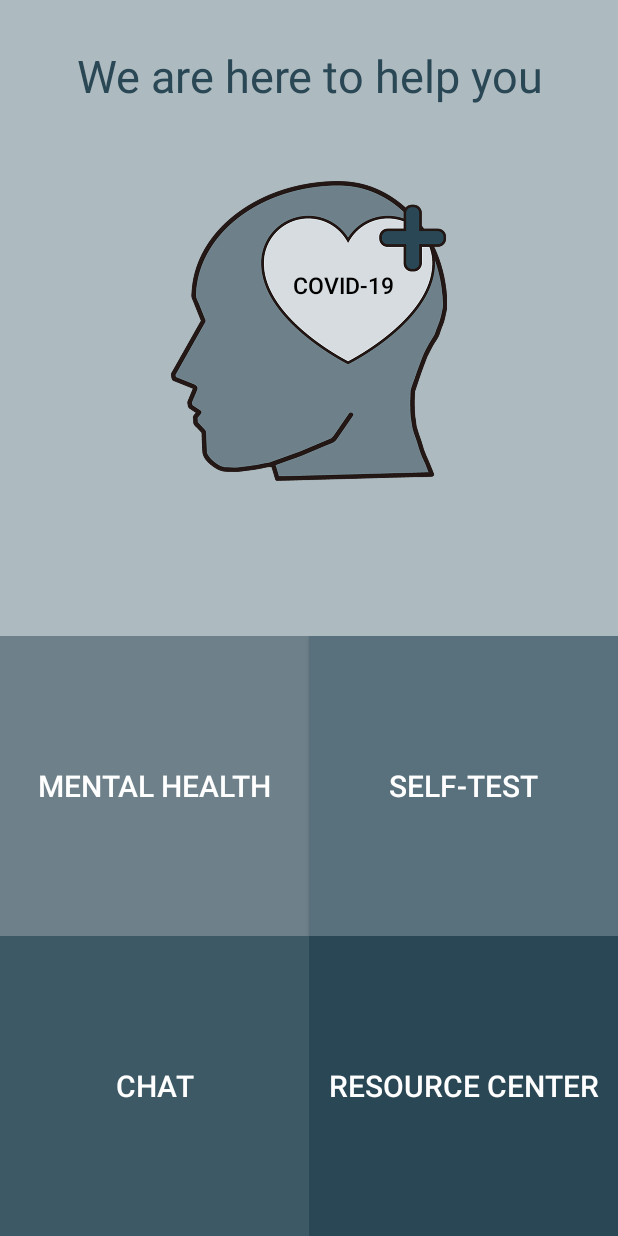
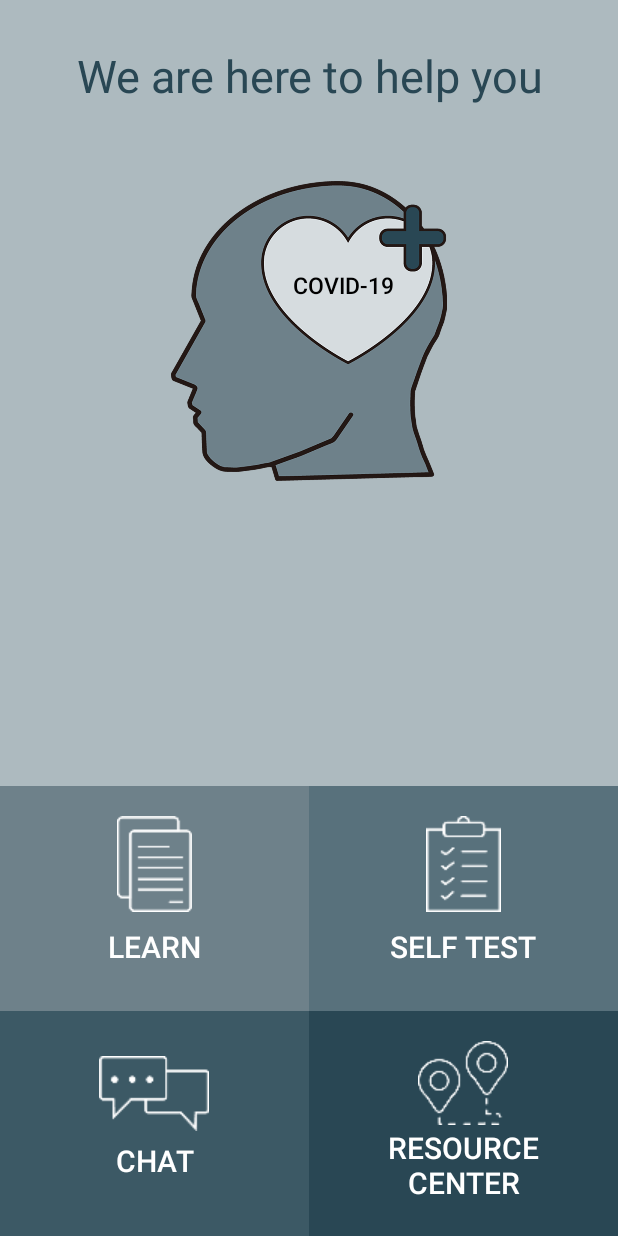
Before and after one commit to jphong1111/Mental_Health_Care, an Android app: the screen it shows after launch (MainActivity), on a phone screen of 412 x 824 dp. Run offline under Robolectric (Android 15) with nearby library versions, the phone set to English and light mode, and no system bars.

Commit message:
change main menu design

```diff
--- a/app/src/main/res/layout/activity_main.xml
+++ b/app/src/main/res/layout/activity_main.xml
@@ -40,7 +40,7 @@
 
     <TableLayout
         android:layout_width="match_parent"
-        android:layout_height="400dp"
+        android:layout_height="300dp"
         android:layout_alignParentBottom="true">
 
         <TableRow
@@ -51,27 +51,28 @@
 
             <Button
                 android:id="@+id/button1"
-                style="@style/Widget.AppCompat.Button.Borderless"
                 android:layout_width="0dp"
-                android:layout_height="match_parent"
+                android:layout_height="150dp"
                 android:layout_weight="1"
                 android:background="#6e818a"
-                android:text="Mental Health"
-                android:textColor="#ffffff"
+                android:drawableTop="@drawable/learn_icon"
+                android:padding="20dp"
+                android:text="Learn"
+                android:textColor="#FFFFFF"
                 android:textSize="20dp" />
 
 
             <Button
                 android:id="@+id/button2"
                 android:layout_width="0dp"
-                android:layout_height="match_parent"
+                android:layout_height="150dp"
                 android:layout_weight="1"
                 android:background="#58717c"
-                android:text="Self-Test"
-                android:textColor="#ffffff"
-
+                android:drawableTop="@drawable/self_test"
+                android:padding="20dp"
+                android:text="Self Test"
+                android:textColor="#FFFFFF"
                 android:textSize="20dp" />
-
         </TableRow>
 
         <TableRow
@@ -84,10 +85,11 @@
                 android:layout_height="match_parent"
                 android:layout_weight="1"
                 android:background="#3c5965"
+                android:drawableTop="@drawable/chat_icon"
+                android:padding="30dp"
                 android:text="Chat"
-                android:textColor="#ffffff"
+                android:textColor="#FFFFFF"
                 android:textSize="20dp" />
-
 
             <Button
                 android:id="@+id/button4"
@@ -95,8 +97,11 @@
                 android:layout_height="match_parent"
                 android:layout_weight="1"
                 android:background="#294754"
+                android:drawableTop="@drawable/location_icon"
+                android:padding="20dp"
+
                 android:text="Resource Center"
-                android:textColor="#ffffff"
+                android:textColor="#FFFFFF"
                 android:textSize="20dp" />
 
 
--- a/app/src/main/res/layout/menu2_1.xml
+++ b/app/src/main/res/layout/menu2_1.xml
@@ -4,8 +4,7 @@
     android:layout_width="match_parent"
     android:layout_height="match_parent"
     android:padding="16dp"
-    android:background="@drawable/quiz_background"
-    >
+    android:background="#adbabf">
 <TextView
     android:id="@+id/text_view_question_count"
     android:layout_width="wrap_content"
--- a/app/src/main/res/layout/menu2_2.xml
+++ b/app/src/main/res/layout/menu2_2.xml
@@ -2,7 +2,7 @@
 <RelativeLayout xmlns:android="http://schemas.android.com/apk/res/android"
     android:layout_width="match_parent"
     android:layout_height="match_parent"
-    android:background="@drawable/quiz_background"
+    android:background="#adbabf"
     android:padding="16dp"
     >
 
--- a/app/src/main/res/values/ic_launcher_background.xml
+++ b/app/src/main/res/values/ic_launcher_background.xml
@@ -1,4 +1,5 @@
 <?xml version="1.0" encoding="utf-8"?>
 <resources>
     <color name="ic_launcher_background">#FFFFFF</color>
+
 </resources>
--- a/app/src/main/res/values/strings.xml
+++ b/app/src/main/res/values/strings.xml
@@ -2,4 +2,5 @@
     <string name="app_name">Solian</string>
     <string name="scrub_format">Positive value: %1$s</string>
     <string name="scrub_empty">Tap and hold the graph to scrub.</string>
+    <string name="center">Resource Center</string>
 </resources>
```
Also changed, not shown: app/src/main/res/drawable/chat_icon.png (added), app/src/main/res/drawable/learn_icon.png (added), app/src/main/res/drawable/location_icon.png (added), app/src/main/res/drawable/self_test.png (added), 1 other file.
